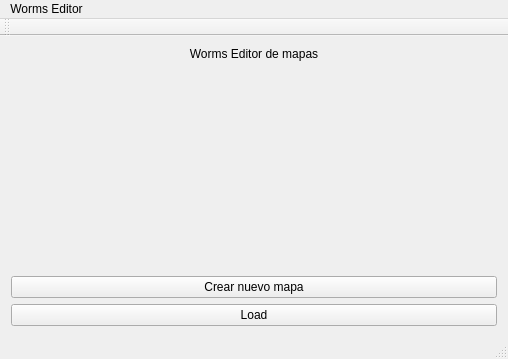
The window that Editor/mainwindow.ui (fedefunes96/worms) describes before a commit, drawn with Qt 5.
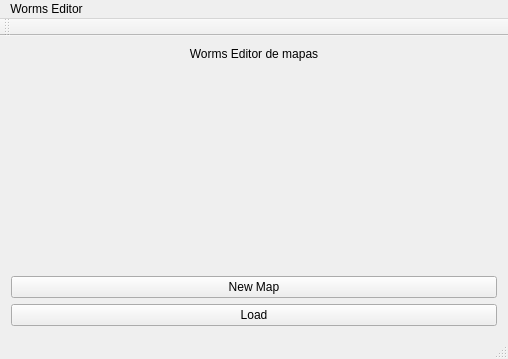
The same window after the commit.

```diff
--- a/Editor/mainwindow.ui
+++ b/Editor/mainwindow.ui
@@ -33,7 +33,7 @@
       <item>
        <widget class="QPushButton" name="pushButton">
         <property name="text">
-         <string>Crear nuevo mapa</string>
+         <string>New Map</string>
         </property>
        </widget>
       </item>
```
